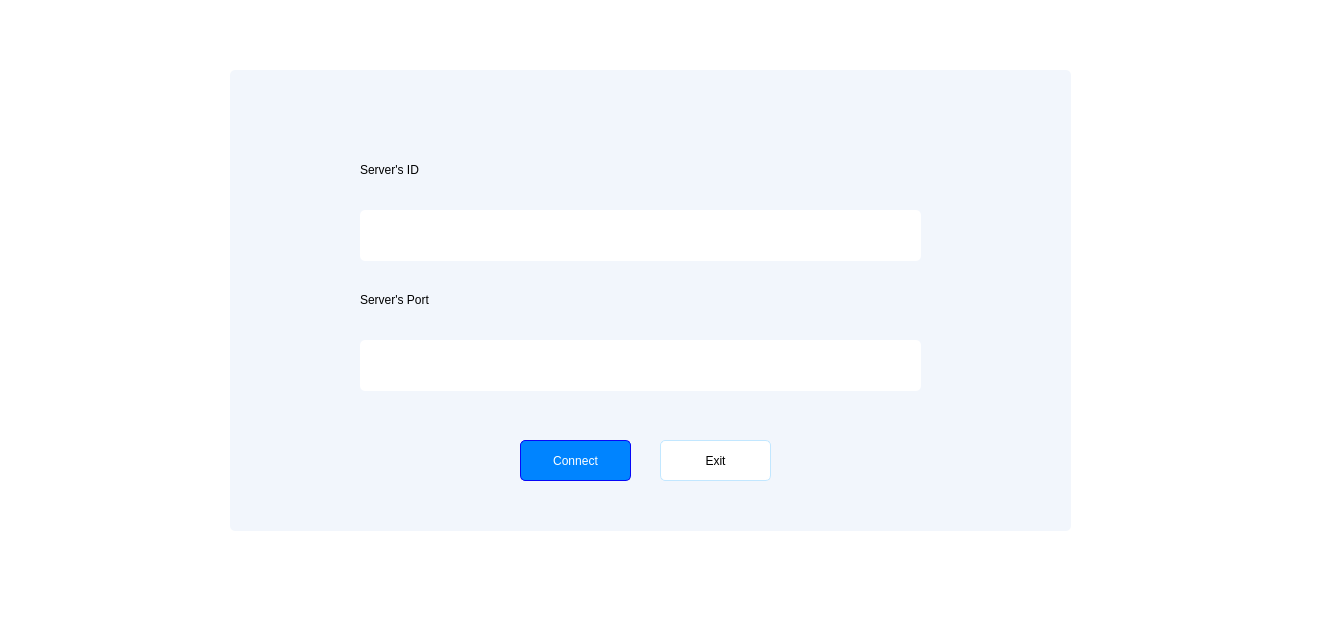
Old version of the form clientinfo.ui in the repository hdkhang6803/PC_Remote_Control.
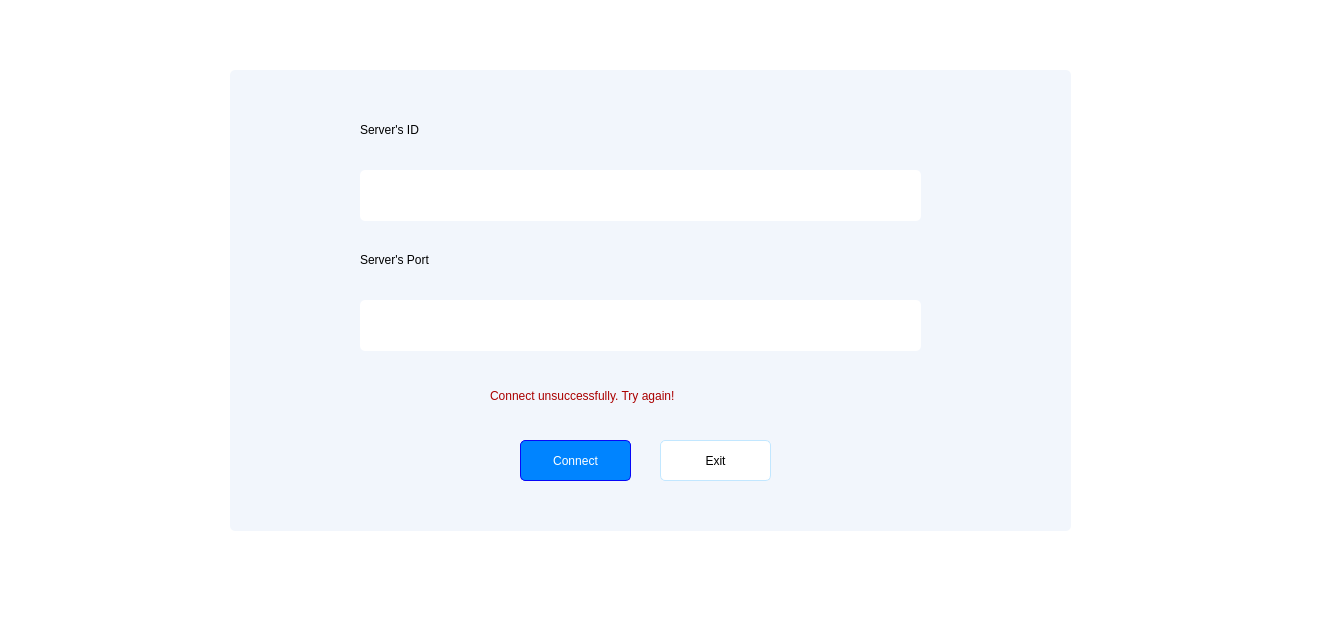
New version of the form.

```diff
--- a/clientinfo.ui
+++ b/clientinfo.ui
@@ -34,7 +34,7 @@
      <property name="geometry">
       <rect>
        <x>130</x>
-       <y>140</y>
+       <y>100</y>
        <width>561</width>
        <height>51</height>
       </rect>
@@ -49,7 +49,7 @@
      <property name="geometry">
       <rect>
        <x>130</x>
-       <y>90</y>
+       <y>50</y>
        <width>251</width>
        <height>20</height>
       </rect>
@@ -66,7 +66,7 @@
      <property name="geometry">
       <rect>
        <x>130</x>
-       <y>220</y>
+       <y>180</y>
        <width>251</width>
        <height>20</height>
       </rect>
@@ -83,7 +83,7 @@
      <property name="geometry">
       <rect>
        <x>130</x>
-       <y>270</y>
+       <y>230</y>
        <width>561</width>
        <height>51</height>
       </rect>
@@ -134,6 +134,25 @@
       <string>Exit</string>
      </property>
     </widget>
+    <widget class="QLabel" name="failLabel">
+     <property name="geometry">
+      <rect>
+       <x>260</x>
+       <y>310</y>
+       <width>321</width>
+       <height>31</height>
+      </rect>
+     </property>
+     <property name="styleSheet">
+      <string notr="true">font: bold 600 10pt &quot;UTM Avo&quot;;
+color: rgb(170, 0, 0);
+border: none;
+text-align: justify;</string>
+     </property>
+     <property name="text">
+      <string>Connect unsuccessfully. Try again!</string>
+     </property>
+    </widget>
    </widget>
   </widget>
   <widget class="QMenuBar" name="menubar">
```
